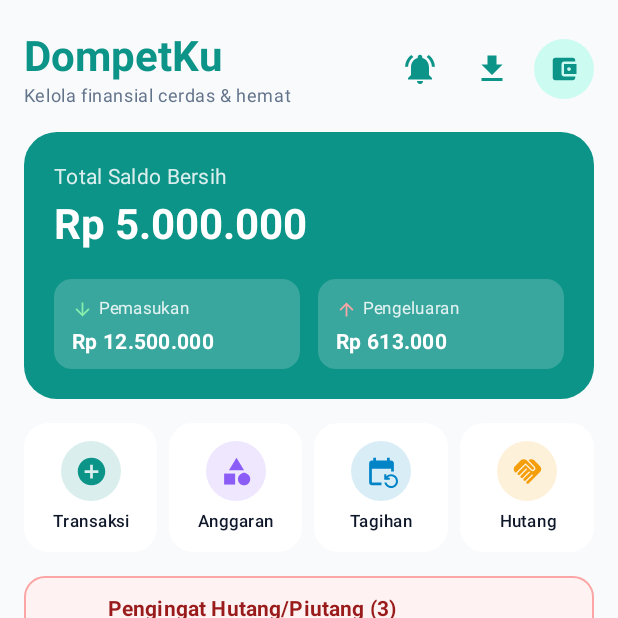
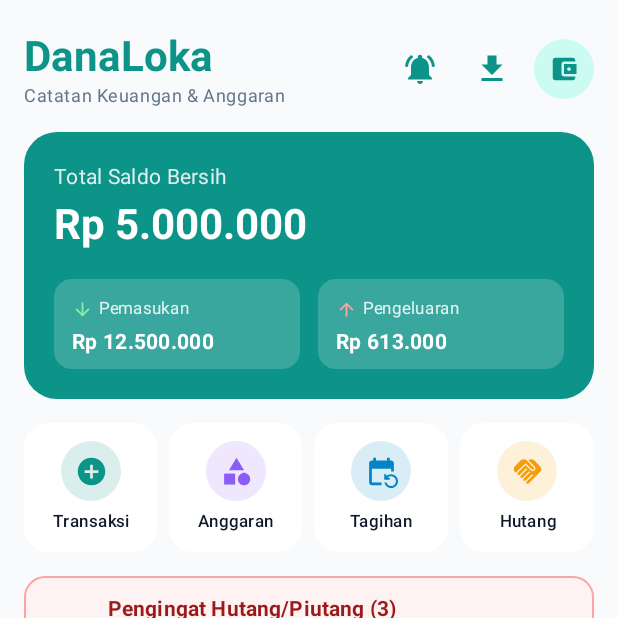
Before and after one commit to hermin62/DompetKu, an Android app built with Jetpack Compose: the screen it shows after launch (MainActivity), after a tap on "Lanjutkan Tanpa Akun (Mode Lokal)", on a phone screen of 412 x 824 dp, the top half of it. Run offline under Robolectric (Android 15) with nearby library versions, the phone set to English and light mode, and no system bars; our stand-ins replace Room's generated code; 2 statements that could not run were skipped; 1 other tap on this screen came first.

Commit message:
rebrand: rename app from DompetKu to DanaLoka
Update all occurrences of the application name across UI components, screens, and labels to reflect the rebranding to DanaLoka, and simplify the category display in transaction sheets.

```diff
--- a/app/src/main/java/com/example/ui/DompetKuApp.kt
+++ b/app/src/main/java/com/example/ui/DompetKuApp.kt
@@ -1055,7 +1055,7 @@ fun DompetKuApp(
                             context = context,
                             file = generatedFile,
                             mimeType = format.mimeType,
-                            title = "Ekspor Laporan ${format.shortLabel} DompetKu - $periodLabel"
+                            title = "Ekspor Laporan ${format.shortLabel} DanaLoka - $periodLabel"
                         )
                     }
                 } else {
--- a/app/src/main/java/com/example/ui/components/AppSecurityLockScreen.kt
+++ b/app/src/main/java/com/example/ui/components/AppSecurityLockScreen.kt
@@ -230,7 +230,7 @@ fun AppSecurityLockScreen(
                     Spacer(modifier = Modifier.height(16.dp))
 
                     Text(
-                        text = "DompetKu Terkunci",
+                        text = "DanaLoka Terkunci",
                         style = MaterialTheme.typography.titleLarge,
                         fontWeight = FontWeight.Bold,
                         color = MaterialTheme.colorScheme.onBackground
--- a/app/src/main/java/com/example/ui/screens/DashboardScreen.kt
+++ b/app/src/main/java/com/example/ui/screens/DashboardScreen.kt
@@ -138,7 +138,7 @@ fun DashboardScreen(
             ) {
                 Column(modifier = Modifier.weight(1f).padding(end = 8.dp)) {
                     Text(
-                        text = "DompetKu",
+                        text = "DanaLoka",
                         style = MaterialTheme.typography.headlineMedium,
                         fontWeight = FontWeight.Bold,
                         color = MaterialTheme.colorScheme.primary,
@@ -146,7 +146,7 @@ fun DashboardScreen(
                         overflow = TextOverflow.Ellipsis
                     )
                     Text(
-                        text = "Kelola finansial cerdas & hemat",
+                        text = "Catatan Keuangan & Anggaran",
                         style = MaterialTheme.typography.bodySmall,
                         color = MaterialTheme.colorScheme.onSurfaceVariant,
                         maxLines = 1,
--- a/app/src/main/java/com/example/ui/screens/LoginScreen.kt
+++ b/app/src/main/java/com/example/ui/screens/LoginScreen.kt
@@ -249,7 +249,7 @@ fun LoginScreen(
                     Box(contentAlignment = Alignment.Center) {
                         Icon(
                             imageVector = Icons.Default.AccountBalanceWallet,
-                            contentDescription = "Logo DompetKu",
+                            contentDescription = "Logo DanaLoka",
                             tint = Color.White,
                             modifier = Modifier.size(38.dp)
                         )
@@ -259,7 +259,7 @@ fun LoginScreen(
                 Spacer(modifier = Modifier.height(16.dp))
 
                 Text(
-                    text = "DompetKu",
+                    text = "DanaLoka",
                     style = MaterialTheme.typography.headlineMedium,
                     fontWeight = FontWeight.ExtraBold,
                     color = Color.White
@@ -268,7 +268,7 @@ fun LoginScreen(
                 Spacer(modifier = Modifier.height(6.dp))
 
                 Text(
-                    text = "Catatan Keuangan Pintar & Database Google Spreadsheet",
+                    text = "Catatan Keuangan & Anggaran",
                     style = MaterialTheme.typography.bodyMedium,
                     color = Color.White.copy(alpha = 0.90f),
                     textAlign = TextAlign.Center
@@ -439,7 +439,7 @@ fun LoginScreen(
                 )
                 Spacer(modifier = Modifier.width(6.dp))
                 Text(
-                    text = "Spreadsheet hanya diakses oleh DompetKu di Google Drive Anda",
+                    text = "Spreadsheet hanya diakses oleh DanaLoka di Google Drive Anda",
                     style = MaterialTheme.typography.labelSmall,
                     color = MaterialTheme.colorScheme.onSurfaceVariant,
                     textAlign = TextAlign.Center
--- a/app/src/main/java/com/example/ui/screens/SettingsScreen.kt
+++ b/app/src/main/java/com/example/ui/screens/SettingsScreen.kt
@@ -363,7 +363,7 @@ fun SettingsScreen(
                                         BiometricHelper.showBiometricPrompt(
                                             activity = act,
                                             title = "Aktifkan Autentikasi Biometrik",
-                                            subtitle = "Verifikasi biometrik Anda untuk mengamankan akses DompetKu",
+                                            subtitle = "Verifikasi biometrik Anda untuk mengamankan akses DanaLoka",
                                             negativeButtonText = "Batal",
                                             onSuccess = { onSetBiometric(true) },
                                             onError = { err -> biometricWarningMsg = err }
@@ -650,7 +650,7 @@ fun SettingsScreen(
                     Icon(imageVector = Icons.Default.Info, contentDescription = null, tint = MaterialTheme.colorScheme.primary)
                     Spacer(modifier = Modifier.width(12.dp))
                     Column {
-                        Text("DompetKu Keuangan v1.0", style = MaterialTheme.typography.titleSmall, fontWeight = FontWeight.Bold)
+                        Text("DanaLoka - Catatan Keuangan & Anggaran v1.0", style = MaterialTheme.typography.titleSmall, fontWeight = FontWeight.Bold)
                         Text(
                             text = "Aman • Offline-First • Terenkripsi • PDF, Excel & CSV",
                             style = MaterialTheme.typography.bodySmall,
--- a/app/src/main/java/com/example/ui/viewmodel/WeeklyInsightViewModel.kt
+++ b/app/src/main/java/com/example/ui/viewmodel/WeeklyInsightViewModel.kt
@@ -466,7 +466,7 @@ class WeeklyInsightViewModel(application: Application) : AndroidViewModel(applic
         val overBudget = if (metrics.overBudgetCategoryNames.isEmpty()) "Aman" else metrics.overBudgetCategoryNames.joinToString(", ")
 
         return """
-            Analis keuangan DompetKu (Bahasa Indonesia, evaluasi $periodName, tanpa markdown, jangan karang angka).
+            Analis keuangan DanaLoka (Bahasa Indonesia, evaluasi $periodName, tanpa markdown, jangan karang angka).
             Periode ${metrics.periodLabel} ($c):
             Masuk: ${CurrencyHelper.format(metrics.weekIncome, c)} (${metrics.incomeTransactionCount}x)
             Keluar: ${CurrencyHelper.format(metrics.weekExpense, c)} (${metrics.expenseTransactionCount}x), rata2 ${CurrencyHelper.format(metrics.dailyAverageExpense, c)}/hari, tren $trend
--- a/app/src/main/java/com/example/util/BiometricHelper.kt
+++ b/app/src/main/java/com/example/util/BiometricHelper.kt
@@ -41,7 +41,7 @@ object BiometricHelper {
 
     fun showBiometricPrompt(
         activity: FragmentActivity,
-        title: String = "Autentikasi DompetKu",
+        title: String = "Autentikasi DanaLoka",
         subtitle: String = "Gunakan sidik jari atau biometrik untuk membuka data keuangan",
         negativeButtonText: String = "Gunakan PIN",
         onSuccess: () -> Unit,
--- a/app/src/main/java/com/example/util/CalendarHelper.kt
+++ b/app/src/main/java/com/example/util/CalendarHelper.kt
@@ -14,8 +14,8 @@ object CalendarHelper {
                 .putExtra(CalendarContract.EXTRA_EVENT_BEGIN_TIME, bill.dueDateMillis)
                 .putExtra(CalendarContract.EXTRA_EVENT_END_TIME, bill.dueDateMillis + 3600000L) // 1 hour
                 .putExtra(CalendarContract.Events.TITLE, "Bayar Tagihan: ${bill.title}")
-                .putExtra(CalendarContract.Events.DESCRIPTION, "Nominal: ${CurrencyHelper.format(bill.amount, bill.currencyCode)}\nCatatan: ${bill.notes}\nPengingat otomatis dari aplikasi DompetKu.")
-                .putExtra(CalendarContract.Events.EVENT_LOCATION, "DompetKu Keuangan")
+                .putExtra(CalendarContract.Events.DESCRIPTION, "Nominal: ${CurrencyHelper.format(bill.amount, bill.currencyCode)}\nCatatan: ${bill.notes}\nPengingat otomatis dari aplikasi DanaLoka.")
+                .putExtra(CalendarContract.Events.EVENT_LOCATION, "DanaLoka - Catatan Keuangan & Anggaran")
                 .putExtra(CalendarContract.Events.AVAILABILITY, CalendarContract.Events.AVAILABILITY_BUSY)
                 .addFlags(Intent.FLAG_ACTIVITY_NEW_TASK)
 
--- a/app/src/main/res/values/strings.xml
+++ b/app/src/main/res/values/strings.xml
@@ -1,3 +1,3 @@
 <resources>
-    <string name="app_name">DompetKu</string>
+    <string name="app_name">DanaLoka</string>
 </resources>
--- a/settings.gradle.kts
+++ b/settings.gradle.kts
@@ -19,5 +19,5 @@ dependencyResolutionManagement {
     }
 }
 
-rootProject.name = "DompetKu"
+rootProject.name = "DanaLoka"
 include(":app")
```
Also changed, not shown: app/src/main/java/com/example/ui/screens/AddEditTransactionSheet.kt (+6 -20 lines), app/src/main/java/com/example/util/ExportHelper.kt (+12 -12 lines), 3 other files.
